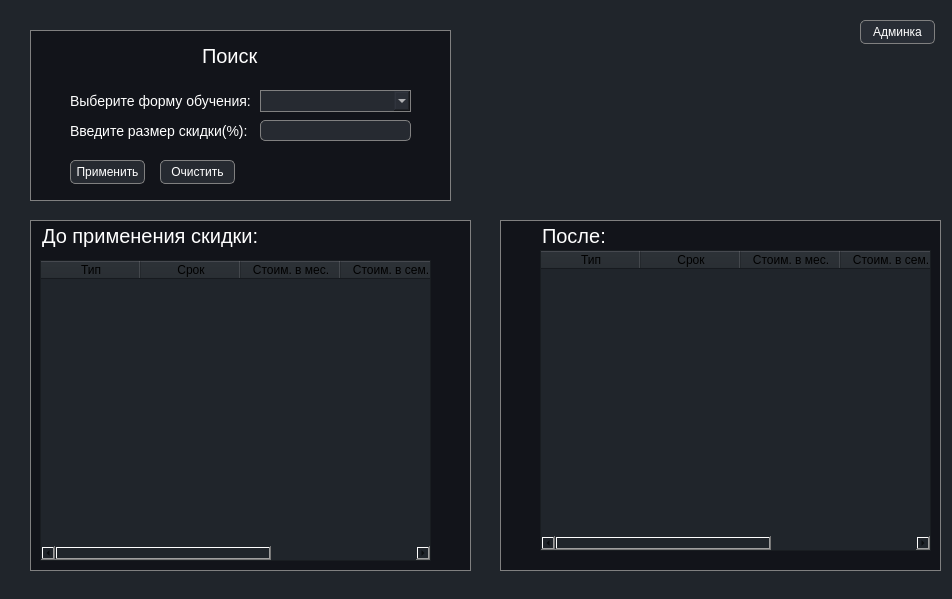
Above: design/app.ui from Fentomi/app-for-academy2.0 before the change. Below: the same form after it.
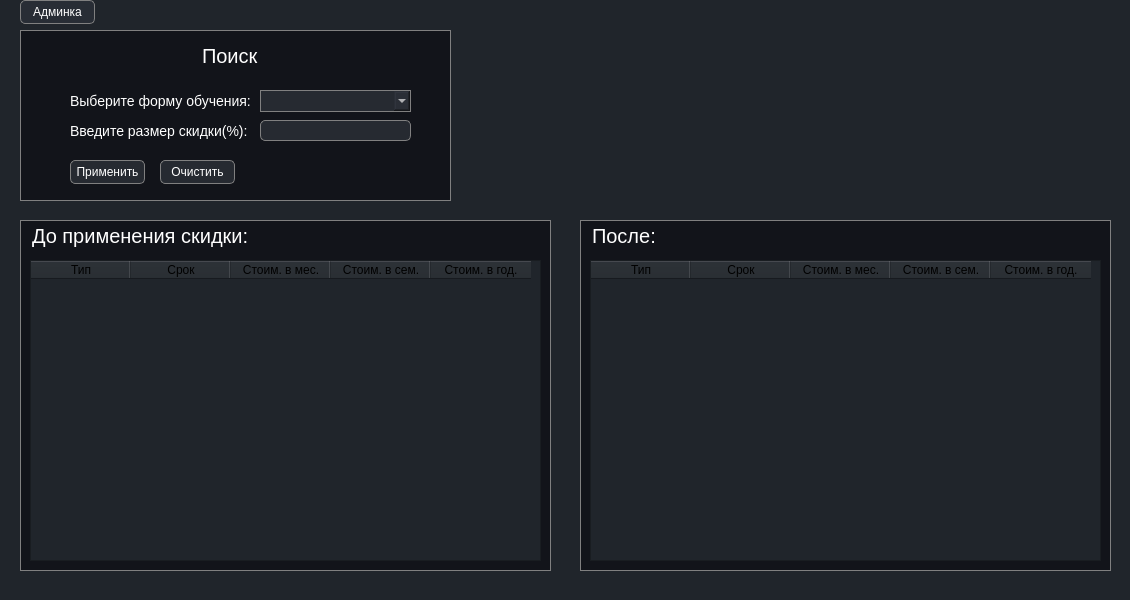
That is the form after the change.

What changed in the file:
```diff
--- a/design/app.ui
+++ b/design/app.ui
@@ -6,10 +6,22 @@
    <rect>
     <x>0</x>
     <y>0</y>
-    <width>952</width>
-    <height>599</height>
+    <width>1130</width>
+    <height>600</height>
    </rect>
   </property>
+  <property name="minimumSize">
+   <size>
+    <width>1130</width>
+    <height>600</height>
+   </size>
+  </property>
+  <property name="maximumSize">
+   <size>
+    <width>1130</width>
+    <height>600</height>
+   </size>
+  </property>
   <property name="windowTitle">
    <string>MainWindow</string>
   </property>
@@ -20,9 +32,9 @@
    <widget class="QLabel" name="label">
     <property name="geometry">
      <rect>
-      <x>30</x>
+      <x>20</x>
       <y>30</y>
-      <width>421</width>
+      <width>431</width>
       <height>171</height>
      </rect>
     </property>
@@ -148,9 +160,9 @@
    <widget class="QLabel" name="label_5">
     <property name="geometry">
      <rect>
-      <x>30</x>
+      <x>20</x>
       <y>220</y>
-      <width>441</width>
+      <width>531</width>
       <height>351</height>
      </rect>
     </property>
@@ -165,9 +177,9 @@
    <widget class="QLabel" name="label_6">
     <property name="geometry">
      <rect>
-      <x>500</x>
+      <x>580</x>
       <y>220</y>
-      <width>441</width>
+      <width>531</width>
       <height>351</height>
      </rect>
     </property>
@@ -182,7 +194,7 @@
    <widget class="QLabel" name="label_7">
     <property name="geometry">
      <rect>
-      <x>0</x>
+      <x>-10</x>
       <y>220</y>
       <width>301</width>
       <height>31</height>
@@ -201,7 +213,7 @@
    <widget class="QLabel" name="label_8">
     <property name="geometry">
      <rect>
-      <x>500</x>
+      <x>550</x>
       <y>220</y>
       <width>141</width>
       <height>31</height>
@@ -220,8 +232,8 @@
    <widget class="QPushButton" name="pushButton_adminpanel">
     <property name="geometry">
      <rect>
-      <x>860</x>
-      <y>20</y>
+      <x>20</x>
+      <y>0</y>
       <width>75</width>
       <height>24</height>
      </rect>
@@ -254,9 +266,9 @@
    <widget class="QTableWidget" name="tableWidget_before">
     <property name="geometry">
      <rect>
-      <x>40</x>
+      <x>30</x>
       <y>260</y>
-      <width>391</width>
+      <width>511</width>
       <height>301</height>
      </rect>
     </property>
@@ -307,9 +319,9 @@
    <widget class="QTableWidget" name="tableWidget_after">
     <property name="geometry">
      <rect>
-      <x>540</x>
-      <y>250</y>
-      <width>391</width>
+      <x>590</x>
+      <y>260</y>
+      <width>511</width>
       <height>301</height>
      </rect>
     </property>
```
Left out of the diff: 6 changed lines with no effect on the pictures.
